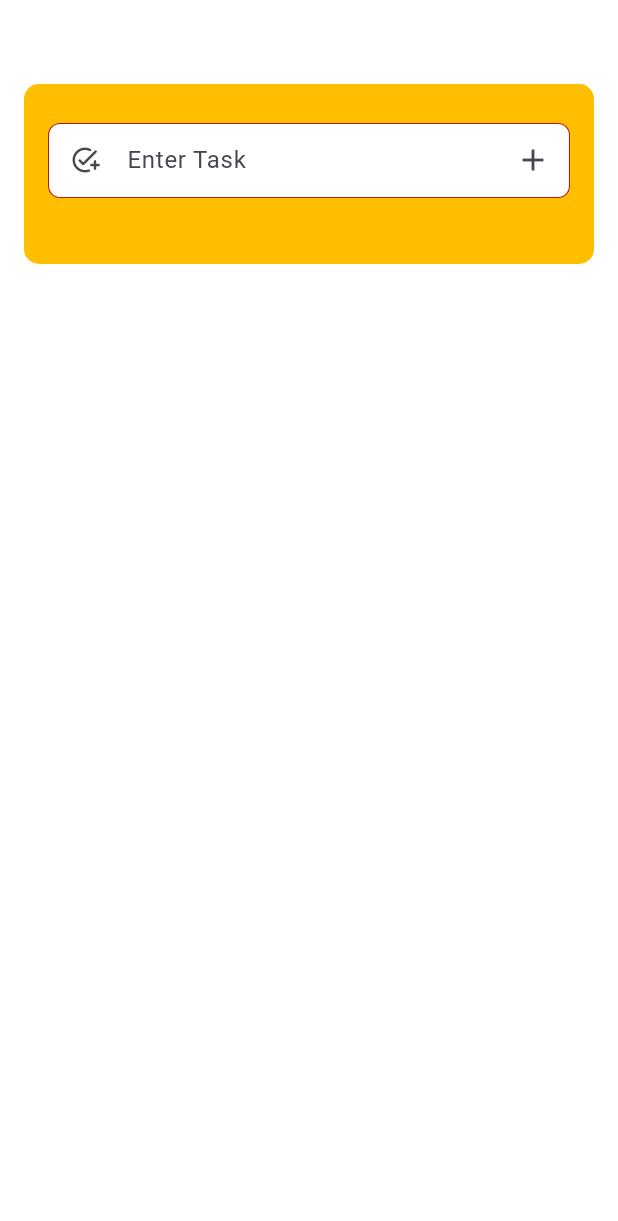
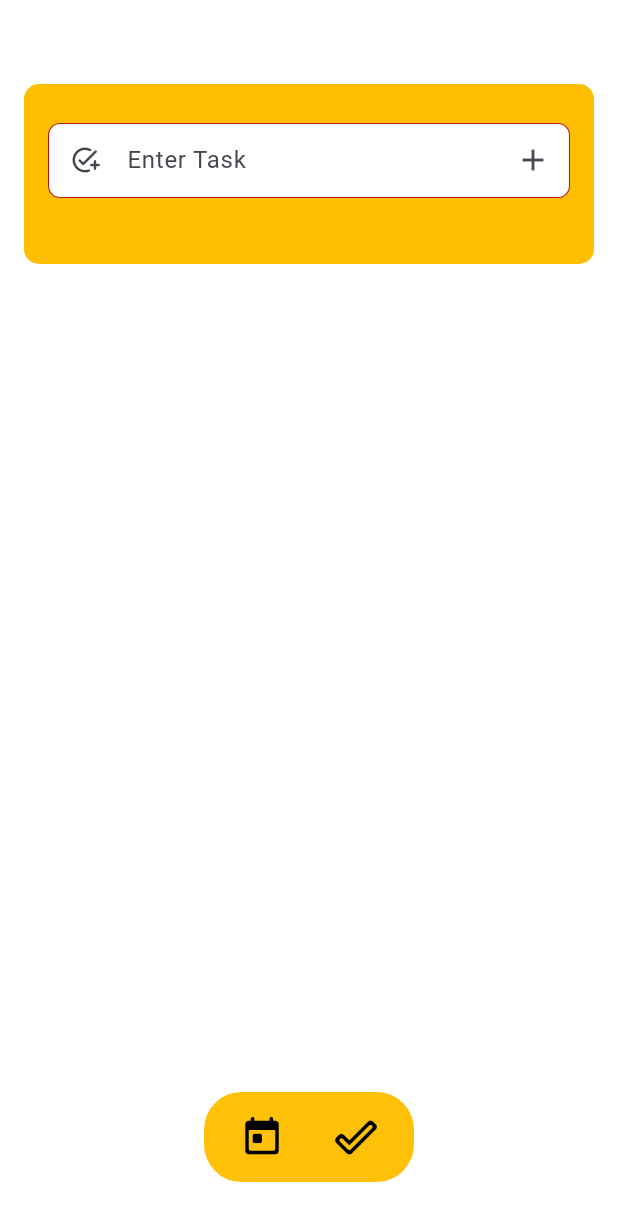
Before and after one commit to AthulUllas/Todo, a Flutter app: the screen it shows after launch, on a phone screen of 412 x 824 dp. Shown: the top 1221 px of the screen. Run offline on Flutter 3.47's test engine with Material 3 defaults, Android fonts, the phone set to English and light mode, and no system bars; our stand-ins replace flutter_hooks, hooks_riverpod, riverpod_annotation; generated files the repository leaves out were written again.

Commit message:
Custom floating action button UI completed

```diff
--- a/lib/views/pages/homepage.dart
+++ b/lib/views/pages/homepage.dart
@@ -3,6 +3,7 @@ import 'package:flutter_hooks/flutter_hooks.dart';
 import 'package:hooks_riverpod/hooks_riverpod.dart';
 import 'package:todo/controller/timecontroller.dart';
 import 'package:todo/controller/todocontroller.dart';
+import 'package:todo/views/widgets/bottom_bar.dart';
 import 'package:todo/views/widgets/todos.dart';
 
 class Homepage extends HookConsumerWidget {
@@ -178,10 +179,15 @@ class Homepage extends HookConsumerWidget {
                 ],
               ),
             ),
-            const SizedBox(height: 50),
-            const TodosList()
+            const SizedBox(height: 20),
+            const TodosList(),
           ],
         ),
+      ),
+      floatingActionButtonLocation: FloatingActionButtonLocation.centerFloat,
+      floatingActionButton: const Padding(
+        padding: EdgeInsets.only(bottom: 20.0),
+        child: BottomBar(),
       ),
     );
   }
--- /dev/null
+++ b/lib/views/widgets/bottom_bar.dart
@@ -0,0 +1,34 @@
+import 'package:flutter/material.dart';
+
+class BottomBar extends StatelessWidget {
+  const BottomBar({super.key});
+
+  @override
+  Widget build(BuildContext context) {
+    return Container(
+      width: 140,
+      height: 60,
+      decoration: BoxDecoration(
+          color: Colors.amber, borderRadius: BorderRadius.circular(25)),
+      child: Row(
+        mainAxisAlignment: MainAxisAlignment.spaceEvenly,
+        children: [
+          IconButton(
+              onPressed: () {},
+              icon: const Icon(
+                Icons.today_rounded,
+                size: 30,
+                color: Colors.black,
+              )),
+          IconButton(
+              onPressed: () {},
+              icon: const Icon(
+                Icons.done_outline_rounded,
+                size: 30,
+                color: Colors.black,
+              ))
+        ],
+      ),
+    );
+  }
+}
```
